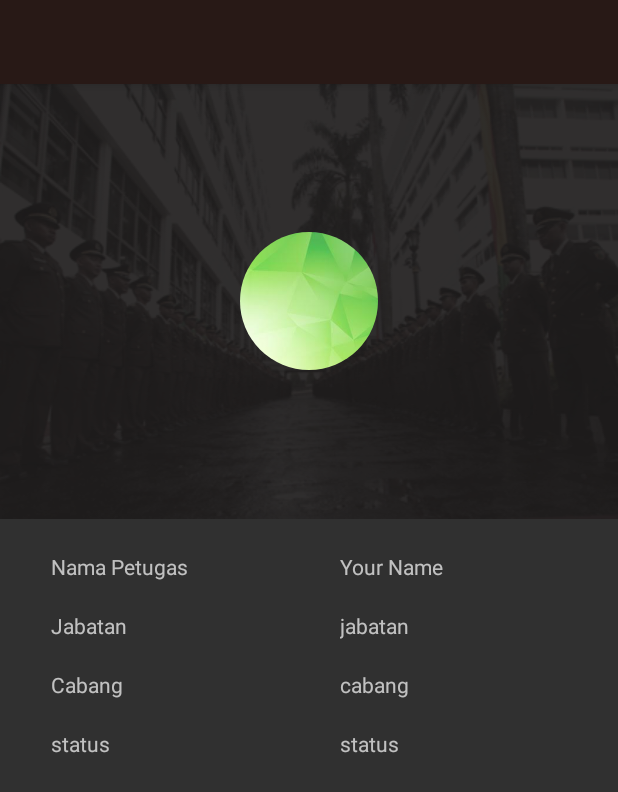
After one commit to adhiozcan/github-kejaksaan-tp4p, an Android app: the layout activity_profile.xml on its own in the app's theme, with its tools: preview values and no code run, on a phone screen of 412 x 824 dp. The commit adds this screen. Shown: the top 792 px of the screen. Run offline under Robolectric (Android 15) with nearby library versions, the phone set to English and light mode, and no system bars.

Commit message:
Add layout About Add layout Profile Add Activity About Add Activity Profile

```diff
--- /dev/null
+++ b/app/src/main/res/layout/activity_profile.xml
@@ -0,0 +1,25 @@
+<?xml version="1.0" encoding="utf-8"?>
+<android.support.design.widget.CoordinatorLayout xmlns:android="http://schemas.android.com/apk/res/android"
+    xmlns:app="http://schemas.android.com/apk/res-auto"
+    xmlns:tools="http://schemas.android.com/tools"
+    android:layout_width="match_parent"
+    android:layout_height="match_parent"
+    tools:context="id.net.iconpln.kejaksaan.ui.ProfileActivity">
+
+    <android.support.design.widget.AppBarLayout
+        android:layout_width="match_parent"
+        android:layout_height="wrap_content"
+        android:theme="@style/AppTheme.AppBarOverlay">
+
+        <android.support.v7.widget.Toolbar
+            android:id="@+id/toolbar"
+            android:layout_width="match_parent"
+            android:layout_height="?attr/actionBarSize"
+            android:background="?attr/colorPrimary"
+            app:popupTheme="@style/AppTheme.PopupOverlay" />
+
+    </android.support.design.widget.AppBarLayout>
+
+    <include layout="@layout/content_profile" />
+
+</android.support.design.widget.CoordinatorLayout>
--- /dev/null
+++ b/app/src/main/res/layout/content_profile.xml
@@ -0,0 +1,89 @@
+<?xml version="1.0" encoding="utf-8"?>
+<LinearLayout xmlns:android="http://schemas.android.com/apk/res/android"
+    xmlns:app="http://schemas.android.com/apk/res-auto"
+    xmlns:tools="http://schemas.android.com/tools"
+    android:layout_width="match_parent"
+    android:layout_height="match_parent"
+    android:orientation="vertical"
+    app:layout_behavior="@string/appbar_scrolling_view_behavior"
+    tools:context="id.net.iconpln.kejaksaan.ui.ProfileActivity"
+    tools:showIn="@layout/activity_profile">
+
+    <LinearLayout
+        android:layout_width="match_parent"
+        android:layout_height="wrap_content"
+        android:gravity="center"
+        android:background="@drawable/background_kejaksaan"
+        >
+        <de.hdodenhof.circleimageview.CircleImageView
+            android:layout_width="92dp"
+            android:layout_height="92dp"
+            android:src="@drawable/background_login"/>
+    </LinearLayout>
+
+    <TableLayout
+        android:layout_width="match_parent"
+        android:layout_height="wrap_content"
+        android:layout_marginTop="12dp"
+        android:layout_marginRight="24dp"
+        android:layout_marginLeft="24dp">
+        <TableRow>
+            <TextView
+                android:layout_width="wrap_content"
+                android:layout_height="wrap_content"
+                android:layout_weight="1"
+                android:padding="10dp"
+                android:text="Nama Petugas"/>
+            <TextView
+                android:layout_width="wrap_content"
+                android:layout_height="wrap_content"
+                android:padding="10dp"
+                android:layout_weight="1"
+                android:text="Your Name"/>
+        </TableRow>
+        <TableRow>
+            <TextView
+                android:layout_width="wrap_content"
+                android:layout_height="wrap_content"
+                android:padding="10dp"
+                android:layout_weight="1"
+                android:text="Jabatan"/>
+            <TextView
+                android:layout_width="wrap_content"
+                android:layout_height="wrap_content"
+                android:padding="10dp"
+                android:layout_weight="1"
+                android:text="jabatan"/>
+        </TableRow>
+        <TableRow>
+            <TextView
+                android:layout_width="wrap_content"
+                android:layout_height="wrap_content"
+                android:padding="10dp"
+                android:layout_weight="1"
+                android:text="Cabang"/>
+            <TextView
+                android:layout_width="wrap_content"
+                android:layout_height="wrap_content"
+                android:padding="10dp"
+                android:layout_weight="1"
+                android:text="cabang"/>
+        </TableRow>
+        <TableRow>
+            <TextView
+                android:layout_width="wrap_content"
+                android:layout_height="wrap_content"
+                android:padding="10dp"
+                android:layout_weight="1"
+                android:text="status"/>
+            <TextView
+                android:layout_width="wrap_content"
+                android:layout_height="wrap_content"
+                android:padding="10dp"
+                android:layout_weight="1"
+                android:text="status"/>
+        </TableRow>
+    </TableLayout>
+
+
+</LinearLayout>
```
Also changed, not shown: app/src/main/AndroidManifest.xml (+30 -15 lines), app/src/main/java/id/net/iconpln/kejaksaan/ui/AboutActivity.java (added, +25 -0 lines), app/src/main/java/id/net/iconpln/kejaksaan/ui/MainActivity.java (+6 -9 lines), app/src/main/java/id/net/iconpln/kejaksaan/ui/ProfileActivity.java (added, +24 -0 lines), app/src/main/res/layout/activity_about.xml (added, +27 -0 lines), app/src/main/res/layout/content_about.xml (added, +41 -0 lines).
